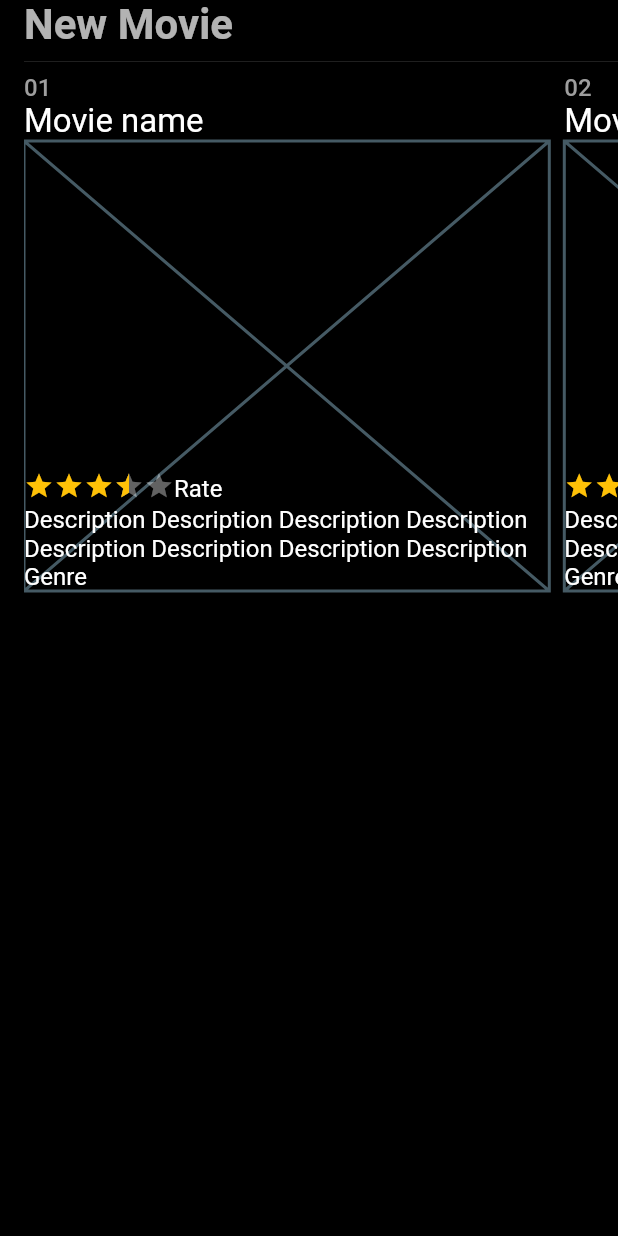
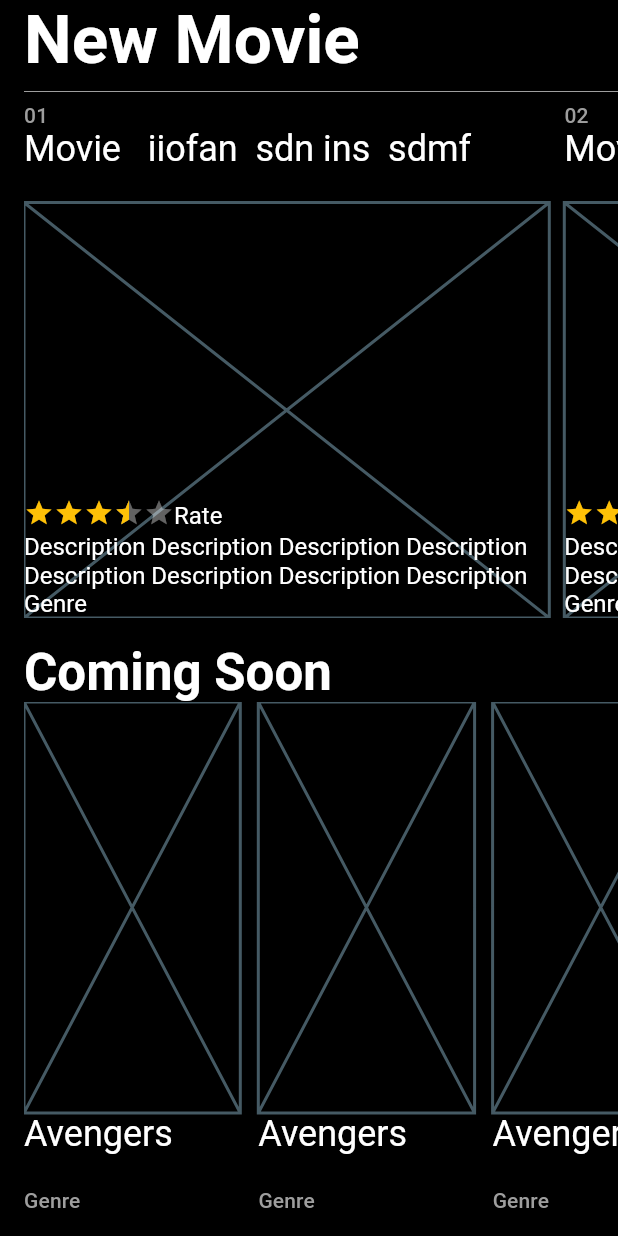
Before and after one commit to Dubchak999/dub_themoviedb, a Flutter app: the screen it shows after launch, on a phone screen of 412 x 824 dp. Run offline on Flutter 3.47's test engine with Material 2 defaults, Android fonts, the phone set to English and light mode, and no system bars; drawn by our look-alikes of auto_size_text, flutter_rating_bar.

Commit message:
coming soon ui part complete

```diff
--- a/lib/config/theme.dart
+++ b/lib/config/theme.dart
@@ -3,16 +3,23 @@ import 'package:flutter/material.dart';
 class MyThemeData {
   ThemeData themeData = ThemeData(
     textTheme: const TextTheme(
+      subtitle2: TextStyle(
+        color: Colors.grey,
+      ),
       headline3: TextStyle(
-        fontSize: 28,
-        fontWeight: FontWeight.bold,
+        color: Colors.white,
+        fontWeight: FontWeight.w700,
       ),
-      bodyText1: TextStyle(fontSize: 16, color: Colors.grey),
-      bodyText2: TextStyle(
-        fontSize: 30,
+      headline4: TextStyle(
+        color: Colors.white,
+        fontWeight: FontWeight.w600,
+      ),
+      bodyText1: TextStyle(
+        color: Colors.grey,
       ),
     ),
     brightness: Brightness.dark,
     scaffoldBackgroundColor: Colors.black,
+    dividerColor: Colors.grey,
   );
 }
--- /dev/null
+++ b/lib/constants/string_constants.dart
@@ -0,0 +1,4 @@
+class StringConstants {
+  static const newMovie = "New Movie";
+  static const comingSoon = "Coming Soon";
+}
--- /dev/null
+++ b/lib/view/screens/detail_screen/views/coming_soon_view.dart
@@ -0,0 +1,75 @@
+import 'package:auto_size_text/auto_size_text.dart';
+import 'package:flutter/material.dart';
+import 'package:themoviedb/constants/string_constants.dart';
+
+class ComingSoonView extends StatelessWidget {
+  const ComingSoonView({Key? key}) : super(key: key);
+
+  @override
+  Widget build(BuildContext context) {
+    return Expanded(
+      child: Container(
+        constraints: const BoxConstraints.expand(),
+        child: Padding(
+          padding: const EdgeInsets.only(
+            left: 16,
+            top: 16,
+            bottom: 16,
+          ),
+          child: Column(
+            crossAxisAlignment: CrossAxisAlignment.start,
+            children: [
+              Text(
+                StringConstants.comingSoon,
+                style: Theme.of(context).textTheme.headline4,
+              ),
+              Expanded(
+                child: ListView.builder(
+                    scrollDirection: Axis.horizontal,
+                    shrinkWrap: true,
+                    itemCount: 5,
+                    itemBuilder: (BuildContext context, index) {
+                      return const _ComingSoonItemWidget();
+                    }),
+              ),
+            ],
+          ),
+        ),
+      ),
+    );
+  }
+}
+
+class _ComingSoonItemWidget extends StatelessWidget {
+  const _ComingSoonItemWidget({
+    Key? key,
+  }) : super(key: key);
+
+  @override
+  Widget build(BuildContext context) {
+    return Padding(
+      padding: const EdgeInsets.only(
+        right: 12,
+      ),
+      child: SizedBox(
+        width: MediaQuery.of(context).size.width * 0.35,
+        height: double.maxFinite,
+        child: Column(
+          crossAxisAlignment: CrossAxisAlignment.start,
+          children: [
+            const Expanded(child: Placeholder()),
+            SizedBox(
+              height: 50,
+              child: AutoSizeText(
+                'Avengers ',
+                maxLines: 2,
+                style: Theme.of(context).textTheme.headline5,
+              ),
+            ),
+            Text('Genre', style: Theme.of(context).textTheme.subtitle2),
+          ],
+        ),
+      ),
+    );
+  }
+}
--- a/lib/view/screens/main_screen/main_screen.dart
+++ b/lib/view/screens/main_screen/main_screen.dart
@@ -1,4 +1,5 @@
 import 'package:flutter/material.dart';
+import 'package:themoviedb/view/screens/detail_screen/views/coming_soon_view.dart';
 import 'package:themoviedb/view/screens/main_screen/views/new_movie_view.dart';
 
 class MainScreen extends StatelessWidget {
@@ -6,9 +7,14 @@ class MainScreen extends StatelessWidget {
 
   @override
   Widget build(BuildContext context) {
-    return const SafeArea(
+    return SafeArea(
       child: Scaffold(
-        body: NewMovieView(),
+        body: Column(
+          children: const [
+            NewMovieView(),
+            ComingSoonView(),
+          ],
+        ),
       ),
     );
   }
--- a/lib/view/screens/main_screen/views/new_movie_view.dart
+++ b/lib/view/screens/main_screen/views/new_movie_view.dart
@@ -1,35 +1,26 @@
 import 'package:auto_size_text/auto_size_text.dart';
 import 'package:flutter/material.dart';
 import 'package:flutter_rating_bar/flutter_rating_bar.dart';
+import 'package:themoviedb/constants/string_constants.dart';
 
 class NewMovieView extends StatelessWidget {
   const NewMovieView({Key? key}) : super(key: key);
 
   @override
   Widget build(BuildContext context) {
-    return SizedBox(
+    return Expanded(
       child: Padding(
         padding: const EdgeInsets.only(left: 16),
         child: Column(
           crossAxisAlignment: CrossAxisAlignment.start,
           children: [
             Text(
-              'New Movie',
+              StringConstants.newMovie,
               textAlign: TextAlign.justify,
               style: Theme.of(context).textTheme.headline3,
             ),
             const Divider(),
-            Expanded(
-              child: ListView.builder(
-                  scrollDirection: Axis.horizontal,
-                  shrinkWrap: true,
-                  itemCount: 5,
-                  itemBuilder: (BuildContext context, index) {
-                    return _MovieWidget(
-                      index: index,
-                    );
-                  }),
-            )
+            const _NewMovieListView(),
           ],
         ),
       ),
@@ -37,8 +28,29 @@ class NewMovieView extends StatelessWidget {
   }
 }
 
-class _MovieWidget extends StatelessWidget {
-  const _MovieWidget({Key? key, required this.index}) : super(key: key);
+class _NewMovieListView extends StatelessWidget {
+  const _NewMovieListView({
+    Key? key,
+  }) : super(key: key);
+
+  @override
+  Widget build(BuildContext context) {
+    return Expanded(
+      child: ListView.builder(
+          scrollDirection: Axis.horizontal,
+          shrinkWrap: true,
+          itemCount: 5,
+          itemBuilder: (BuildContext context, index) {
+            return _NewMovieItemWidget(
+              index: index,
+            );
+          }),
+    );
+  }
+}
+
+class _NewMovieItemWidget extends StatelessWidget {
+  const _NewMovieItemWidget({Key? key, required this.index}) : super(key: key);
 
   final int index;
 
@@ -46,23 +58,22 @@ class _MovieWidget extends StatelessWidget {
   Widget build(BuildContext context) {
     return Padding(
       padding: const EdgeInsets.only(right: 10),
+      child: Expanded(
+        child: SizedBox(
+          width: MediaQuery.of(context).size.width * 0.85,
           child: Column(
             crossAxisAlignment: CrossAxisAlignment.start,
             children: [
               Text(
                 '${index + 1}'.padLeft(2, '0'),
-            style: Theme.of(context).textTheme.bodyText1,
-          ),
-          const Text(
-            'Movie name',
-            maxLines: 2,
-            style: TextStyle(
-              fontSize: 22,
-            ),
+                style: Theme.of(context).textTheme.subtitle2,
               ),
               SizedBox(
-            width: MediaQuery.of(context).size.width * 0.85,
-            height: 300,
+                height: 50,
+                child: AutoSizeText('Movie   iiofan  sdn ins  sdmf  ',
+                    maxLines: 2, style: Theme.of(context).textTheme.headline5),
+              ),
+              Expanded(
                 child: Stack(children: [
                   const Placeholder(),
                   Column(
@@ -82,36 +93,27 @@ class _MovieWidget extends StatelessWidget {
                                   color: Colors.amber,
                                 );
                               },
-                          onRatingUpdate: (rating) {
-                            print(rating);
-                          }),
-                      const Text(
+                              onRatingUpdate: (rating) {}),
+                          Text(
                             'Rate',
-                        style: TextStyle(
-                          fontSize: 16,
-                        ),
+                            style: Theme.of(context).textTheme.subtitle1,
                           ),
                         ],
                       ),
-                  const AutoSizeText(
+                      AutoSizeText(
                           'Description Description Description Description Description Description Description Description ',
                           maxLines: 2,
-                    style: TextStyle(
-                      fontSize: 20,
-                    ),
-                  ),
-                  const Text(
-                    'Genre',
-                    style: TextStyle(
-                      fontSize: 16,
-                    ),
-                  ),
+                          style: Theme.of(context).textTheme.headline5),
+                      Text('Genre',
+                          style: Theme.of(context).textTheme.subtitle1),
                     ],
                   ),
                 ]),
               ),
             ],
           ),
+        ),
+      ),
     );
   }
 }
```
Also changed, not shown: pubspec.yaml (+2 -65 lines), pubspec.lock. Lines whose indentation alone changed are shown as unchanged.
